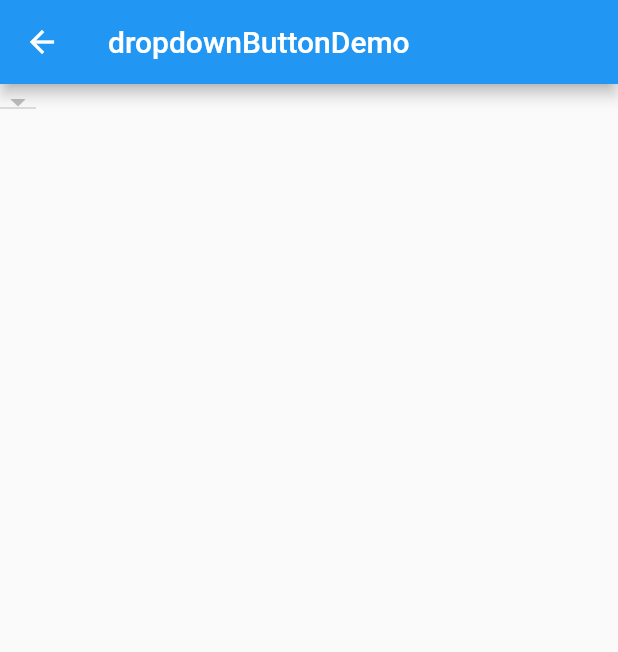
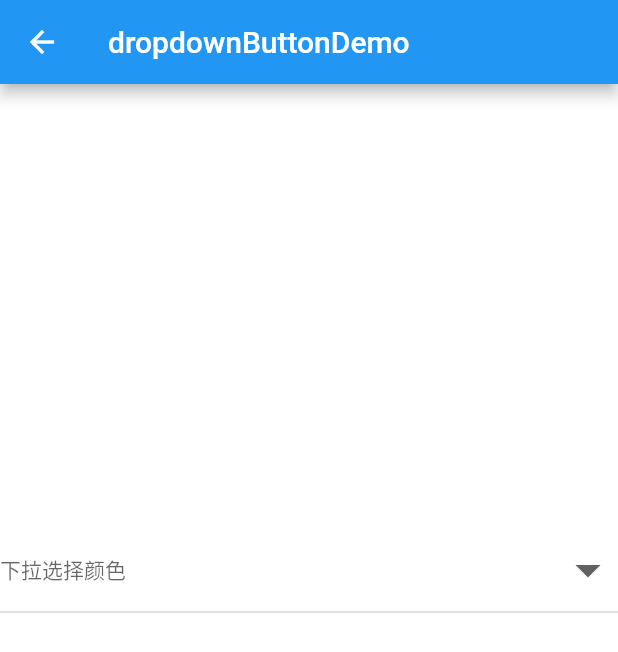
Before and after one commit to TestEngineerFish/material, a Flutter app: the DropdownButtonDemo screen opened directly, on a phone screen of 412 x 824 dp. Shown: the top 652 px of the screen. Run offline on Flutter 3.47's test engine with Material 2 defaults, Android fonts, the phone set to English and light mode, and no system bars; our stand-ins replace fluro; statements that could not run were skipped.

Commit message:
添加DropdownButton控件

```diff
--- a/lib/widgets/buttons/dropdownButtonDemo.dart
+++ b/lib/widgets/buttons/dropdownButtonDemo.dart
@@ -1,14 +1,88 @@
 import 'package:flutter/material.dart';
 import 'package:material/resources/bpString.dart';
 
-class DropdownButtonDemo extends StatelessWidget {
+class DropdownButtonDemo extends StatefulWidget {
+  @override
+  _DropdownButtonDemo createState() => _DropdownButtonDemo();
+}
 
-  List<DropdownMenuItem> itemList = List();
+class _DropdownButtonDemo extends State<DropdownButtonDemo> {
+  var selectedValue;
+  var selectedItemView;
+  var bgColor = Colors.white;
 
+  List<DropdownMenuItem> generateItemList() {
+    List<DropdownMenuItem> itemList = List();
+    final DropdownMenuItem itemWite = DropdownMenuItem(
+      value: Colors.white,
+      child: Text("白色"),
+    );
+    final DropdownMenuItem itemYellow = DropdownMenuItem(
+      value: Colors.yellow,
+      child: Text("黄色"),
+    );
+    final DropdownMenuItem itemBlue = DropdownMenuItem(
+      value: Colors.blue,
+      child: Text("蓝色"),
+    );
+    final DropdownMenuItem itemRed = DropdownMenuItem(
+      value: Colors.red,
+      child: Text("红色"),
+    );
+    final DropdownMenuItem itemBlack = DropdownMenuItem(
+      value: Colors.black,
+      child: Text("黑色"),
+    );
+    final DropdownMenuItem itemgreen = DropdownMenuItem(
+      value: Colors.green,
+      child: Text("绿色"),
+    );
+    final DropdownMenuItem itemGrey = DropdownMenuItem(
+      value: Colors.grey,
+      child: Text("灰色"),
+    );
+    final DropdownMenuItem itemPurple = DropdownMenuItem(
+      value: Colors.purple,
+      child: Text("紫色"),
+    );
+    itemList.add(itemWite);
+    itemList.add(itemYellow);
+    itemList.add(itemBlue);
+    itemList.add(itemRed);
+    itemList.add(itemBlack);
+    itemList.add(itemgreen);
+    itemList.add(itemGrey);
+    itemList.add(itemPurple);
+    return itemList;
+  }
 
   @override
   Widget build(BuildContext context) {
     // TODO: implement build
-    return Scaffold(appBar: AppBar(title: Text(dropdownButtonDemoName),), body: DropdownButton(),);
+    return Scaffold(
+        appBar: AppBar(
+          title: Text(dropdownButtonDemoName),
+        ),
+        backgroundColor: bgColor,
+        body: Container(
+          margin: const EdgeInsets.fromLTRB(0, 300, 0, 0),
+          height: 60,
+          child: DropdownButton(
+            hint: Text("下拉选择颜色"),
+            value: selectedValue,
+            items: this.generateItemList(),
+            elevation: 2, // 阴影高度
+            style: TextStyle(color: Colors.blueAccent), // 设置选项文字样式
+//            isDense: true,
+            isExpanded: true, // 水平填充与父级一致
+            iconSize: 40, // 设置角标大小
+            onChanged: (T) {
+              setState(() {
+                this.bgColor = T;
+                this.selectedValue = T;
+              });
+            },
+          ),
+        ));
   }
 }
```
